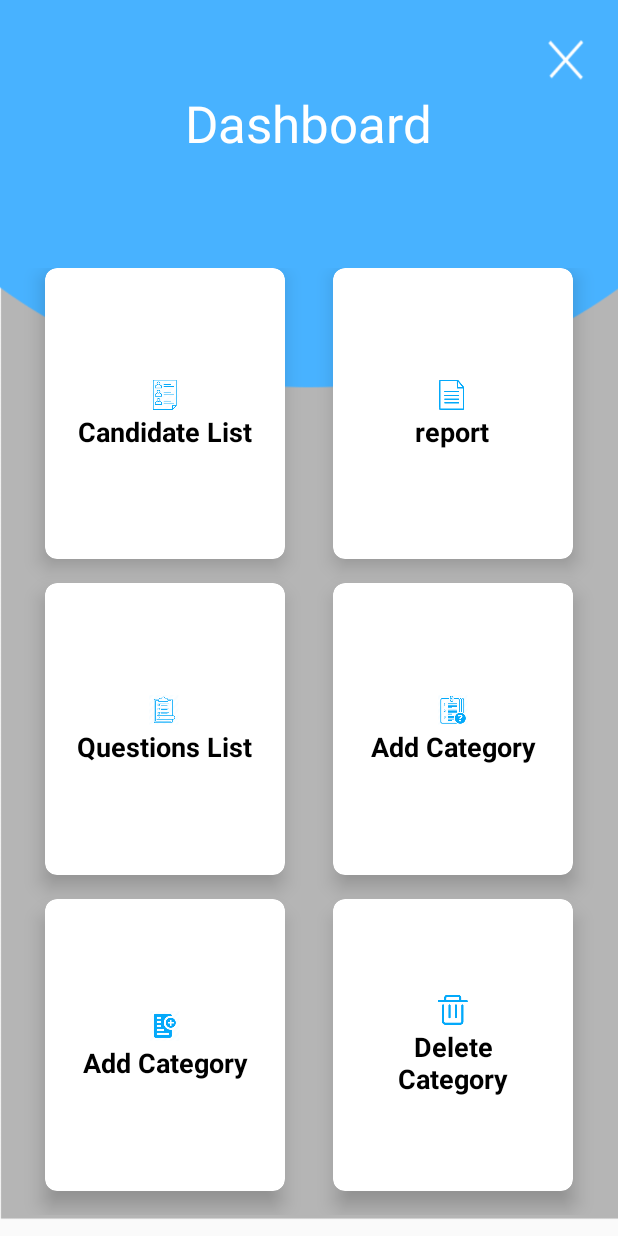
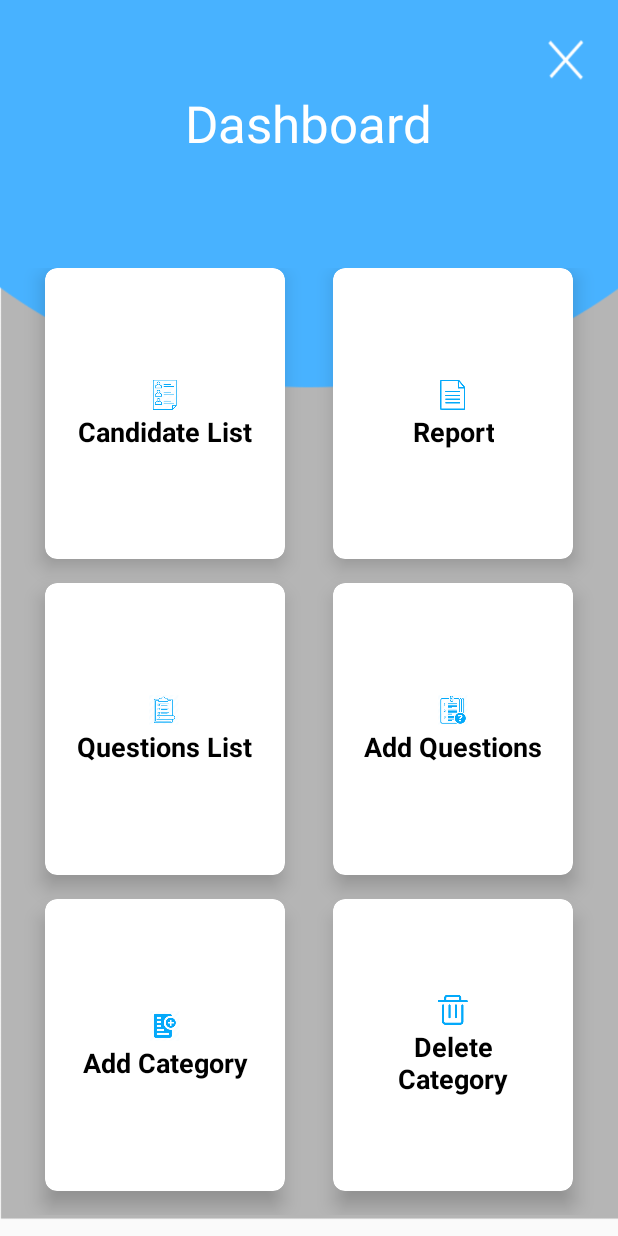
Before and after one commit to Gnkumararaja/AdminApptitude, an Android app: the screen it shows after launch (DashboardActivity), after a tap on "Login", on a phone screen of 412 x 824 dp. Run offline under Robolectric (Android 15) with nearby library versions, the phone set to English and light mode, and no system bars.

Commit message:
UpdateLayout_one

```diff
--- a/app/src/main/AndroidManifest.xml
+++ b/app/src/main/AndroidManifest.xml
@@ -9,7 +9,9 @@
         android:roundIcon="@mipmap/ic_launcher_round"
         android:supportsRtl="true"
         android:theme="@style/AppTheme">
-        <activity android:name=".SelectReport"></activity>
+        <activity android:name=".AddQuestions"></activity>
+        <activity android:name=".SelectAddQuestions" />
+        <activity android:name=".Report" />
         <activity android:name=".AddCandidate" />
         <activity android:name=".CandidateList" />
         <activity android:name=".DashboardActivity" />
--- a/app/src/main/java/com/admin/apptitude/CandidateList.java
+++ b/app/src/main/java/com/admin/apptitude/CandidateList.java
@@ -13,6 +13,8 @@ import android.support.v7.widget.RecyclerView;
 import android.util.Log;
 import android.view.LayoutInflater;
 import android.view.View;
+import android.view.Window;
+import android.view.WindowManager;
 import android.widget.Toast;
 
 import java.util.ArrayList;
@@ -28,6 +30,10 @@ public class CandidateList extends AppCompatActivity {
     @Override
     protected void onCreate(Bundle savedInstanceState) {
         super.onCreate(savedInstanceState);
+        requestWindowFeature(Window.FEATURE_NO_TITLE); //will hide the title
+        getSupportActionBar().hide(); // hide the title bar
+        this.getWindow().setFlags(WindowManager.LayoutParams.FLAG_FULLSCREEN,
+                WindowManager.LayoutParams.FLAG_FULLSCREEN); //enable full screen
         setContentView(R.layout.activity_candidate_list);
 
 
--- a/app/src/main/java/com/admin/apptitude/DashboardActivity.java
+++ b/app/src/main/java/com/admin/apptitude/DashboardActivity.java
@@ -6,6 +6,8 @@ import android.os.Bundle;
 import android.support.v7.widget.CardView;
 import android.util.Log;
 import android.view.View;
+import android.view.Window;
+import android.view.WindowManager;
 
 public class DashboardActivity extends AppCompatActivity {
     CardView cd,cd1,cd2,cd3,cd4,cd5;
@@ -13,6 +15,10 @@ public class DashboardActivity extends AppCompatActivity {
     @Override
     protected void onCreate(Bundle savedInstanceState) {
         super.onCreate(savedInstanceState);
+        requestWindowFeature(Window.FEATURE_NO_TITLE); //will hide the title
+        getSupportActionBar().hide(); // hide the title bar
+        this.getWindow().setFlags(WindowManager.LayoutParams.FLAG_FULLSCREEN,
+                WindowManager.LayoutParams.FLAG_FULLSCREEN); //enable full screen
         setContentView(R.layout.activity_dashboard);
         init();
         cd.setOnClickListener(new View.OnClickListener() {
@@ -28,7 +34,7 @@ public class DashboardActivity extends AppCompatActivity {
             @Override
             public void onClick(View v) {
                 Log.v("Cardtwo","Clicked");
-                Intent i = new Intent(DashboardActivity.this,SelectReport.class);
+                Intent i = new Intent(DashboardActivity.this, Report.class);
                 startActivity(i);
             }
         });
@@ -44,6 +50,8 @@ public class DashboardActivity extends AppCompatActivity {
             @Override
             public void onClick(View v) {
                 Log.v("Cardfour","Clicked");
+                Intent i =new Intent(DashboardActivity.this,SelectAddQuestions.class);
+                startActivity(i);
             }
         });
         cd4.setOnClickListener(new View.OnClickListener() {
--- a/app/src/main/java/com/admin/apptitude/MainActivity.java
+++ b/app/src/main/java/com/admin/apptitude/MainActivity.java
@@ -5,6 +5,8 @@ import android.support.design.widget.TextInputLayout;
 import android.support.v7.app.AppCompatActivity;
 import android.os.Bundle;
 import android.view.View;
+import android.view.Window;
+import android.view.WindowManager;
 import android.widget.Button;
 import android.widget.EditText;
 
@@ -16,6 +18,10 @@ public class MainActivity extends AppCompatActivity {
     @Override
     protected void onCreate(Bundle savedInstanceState) {
         super.onCreate(savedInstanceState);
+        requestWindowFeature(Window.FEATURE_NO_TITLE); //will hide the title
+        getSupportActionBar().hide(); // hide the title bar
+        this.getWindow().setFlags(WindowManager.LayoutParams.FLAG_FULLSCREEN,
+                WindowManager.LayoutParams.FLAG_FULLSCREEN); //enable full screen
         setContentView(R.layout.activity_main);
         init();
 
--- a/app/src/main/java/com/admin/apptitude/SelectReport.java
+++ b/app/src/main/java/com/admin/apptitude/Report.java
@@ -9,7 +9,7 @@ import android.widget.Button;
 import android.widget.Spinner;
 import android.widget.Toast;
 
-public class SelectReport extends AppCompatActivity {
+public class Report extends AppCompatActivity {
     Spinner sp1, sp2;
     Button b1;
     RecyclerView recyclerView;
@@ -25,7 +25,7 @@ public class SelectReport extends AppCompatActivity {
         b1.setOnClickListener(new View.OnClickListener() {
             @Override
             public void onClick(View v) {
-                Toast.makeText(SelectReport.this, "Api functions", Toast.LENGTH_SHORT).show();
+                Toast.makeText(Report.this, "Api functions", Toast.LENGTH_SHORT).show();
             }
         });
 
--- a/app/src/main/java/com/admin/apptitude/SplashscreenActivity.java
+++ b/app/src/main/java/com/admin/apptitude/SplashscreenActivity.java
@@ -4,12 +4,18 @@ import android.content.Intent;
 import android.os.Handler;
 import android.support.v7.app.AppCompatActivity;
 import android.os.Bundle;
+import android.view.Window;
+import android.view.WindowManager;
 
 public class SplashscreenActivity extends AppCompatActivity {
 
     @Override
     protected void onCreate(Bundle savedInstanceState) {
         super.onCreate(savedInstanceState);
+        requestWindowFeature(Window.FEATURE_NO_TITLE); //will hide the title
+        getSupportActionBar().hide(); // hide the title bar
+        this.getWindow().setFlags(WindowManager.LayoutParams.FLAG_FULLSCREEN,
+                WindowManager.LayoutParams.FLAG_FULLSCREEN); //enable full screen
         setContentView(R.layout.activity_splashscreen);
 
         new Handler().postDelayed(new Runnable() {
--- a/app/src/main/res/layout/activity_dashboard.xml
+++ b/app/src/main/res/layout/activity_dashboard.xml
@@ -88,26 +88,26 @@
             app:cardCornerRadius="8dp">
 
             <LinearLayout
+                android:layout_width="wrap_content"
+                android:layout_height="wrap_content"
                 android:layout_gravity="center_horizontal|center_vertical"
                 android:layout_margin="16dp"
-                android:orientation="vertical"
-                android:layout_width="wrap_content"
-                android:layout_height="wrap_content">
+                android:orientation="vertical">
 
                 <ImageView
+                    android:layout_width="wrap_content"
+                    android:layout_height="wrap_content"
                     android:layout_gravity="center_horizontal"
-                    android:src="@drawable/report"
-                    android:layout_width="wrap_content"
-                    android:layout_height="wrap_content" />
+                    android:src="@drawable/report" />
 
                 <TextView
+                    android:layout_width="wrap_content"
+                    android:layout_height="wrap_content"
+                    android:text="Report"
+                    android:textAlignment="center"
                     android:textColor="@android:color/black"
                     android:textSize="18sp"
-                    android:textStyle="bold"
-                    android:text="report"
-                    android:textAlignment="center"
-                    android:layout_width="wrap_content"
-                    android:layout_height="wrap_content" />
+                    android:textStyle="bold" />
 
             </LinearLayout>
 
@@ -142,7 +142,6 @@
                     android:textColor="@android:color/black"
                     android:textSize="18sp"
                     android:textStyle="bold"
-
                     android:text="Questions List"
                     android:textAlignment="center"
                     android:layout_width="wrap_content"
@@ -181,7 +180,7 @@
                     android:textColor="@android:color/black"
                     android:textSize="18sp"
                     android:textStyle="bold"
-                    android:text="Add Category"
+                    android:text="Add Questions"
                     android:textAlignment="center"
                     android:layout_width="wrap_content"
                     android:layout_height="wrap_content" />
--- a/app/src/main/res/layout/activity_select_report.xml
+++ b/app/src/main/res/layout/activity_select_report.xml
@@ -4,7 +4,7 @@
     xmlns:tools="http://schemas.android.com/tools"
     android:layout_width="match_parent"
     android:layout_height="match_parent"
-    tools:context=".SelectReport">
+    tools:context=".Report">
 
     <LinearLayout
         android:layout_marginTop="10dp"
--- a/app/src/main/res/values/styles.xml
+++ b/app/src/main/res/values/styles.xml
@@ -1,7 +1,7 @@
 <resources>
 
     <!-- Base application theme. -->
-    <style name="AppTheme" parent="Theme.AppCompat.Light.NoActionBar">
+    <style name="AppTheme" parent="Theme.AppCompat.Light.DarkActionBar">
         <!-- Customize your theme here. -->
         <item name="colorPrimary">@color/colorPrimary</item>
         <item name="colorPrimaryDark">@color/colorPrimaryDark</item>
```
Also changed, not shown: app/src/main/java/com/admin/apptitude/AddQuestions.java (added, +13 -0 lines), app/src/main/java/com/admin/apptitude/SelectAddQuestions.java (added, +30 -0 lines), app/src/main/res/layout/activity_add_questions.xml (added, +148 -0 lines), app/src/main/res/layout/activity_select_add_questions.xml (added, +64 -0 lines).
